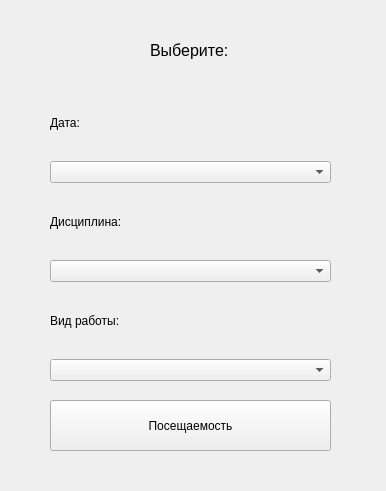
Qt form ElectronicJournal/tovisit.ui (MariyaMari/myJournal) before a commit.
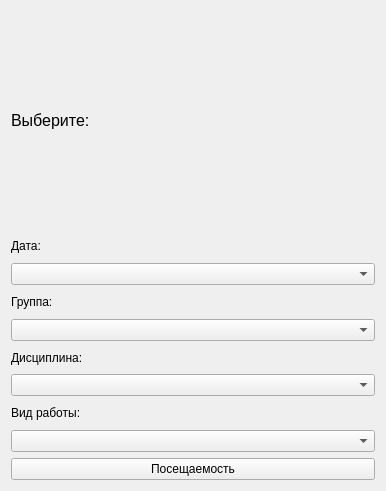
The same form after that commit.

```diff
--- a/ElectronicJournal/tovisit.ui
+++ b/ElectronicJournal/tovisit.ui
@@ -13,46 +13,15 @@
   <property name="windowTitle">
    <string>Form</string>
   </property>
-  <widget class="QLabel" name="label">
-   <property name="geometry">
-    <rect>
-     <x>150</x>
-     <y>40</y>
-     <width>91</width>
-     <height>21</height>
-    </rect>
-   </property>
-   <property name="font">
-    <font>
-     <pointsize>12</pointsize>
-    </font>
-   </property>
-   <property name="text">
-    <string>Выберите: </string>
-   </property>
-  </widget>
+  <layout class="QGridLayout" name="gridLayout">
+   <item row="2" column="0">
   <widget class="QPushButton" name="pushButton">
-   <property name="geometry">
-    <rect>
-     <x>50</x>
-     <y>400</y>
-     <width>281</width>
-     <height>51</height>
-    </rect>
-   </property>
    <property name="text">
     <string>Посещаемость</string>
    </property>
   </widget>
-  <widget class="QWidget" name="verticalLayoutWidget">
-   <property name="geometry">
-    <rect>
-     <x>50</x>
-     <y>90</y>
-     <width>281</width>
-     <height>291</height>
-    </rect>
-   </property>
+   </item>
+   <item row="1" column="0">
    <layout class="QVBoxLayout" name="verticalLayout_2">
     <item>
      <widget class="QLabel" name="label_4">
@@ -64,6 +33,16 @@
     <item>
      <widget class="QComboBox" name="comboBox"/>
     </item>
+     <item>
+      <widget class="QLabel" name="label_3">
+       <property name="text">
+        <string>Группа:</string>
+       </property>
+      </widget>
+     </item>
+     <item>
+      <widget class="QComboBox" name="comboBox_4"/>
+     </item>
     <item>
      <widget class="QLabel" name="label_5">
       <property name="text">
@@ -85,7 +64,20 @@
      <widget class="QComboBox" name="comboBox_3"/>
     </item>
    </layout>
-  </widget>
+   </item>
+   <item row="0" column="0">
+    <widget class="QLabel" name="label">
+     <property name="font">
+      <font>
+       <pointsize>12</pointsize>
+      </font>
+     </property>
+     <property name="text">
+      <string>Выберите: </string>
+     </property>
+    </widget>
+   </item>
+  </layout>
  </widget>
  <resources/>
  <connections/>
```
Lines whose indentation alone changed are shown as unchanged.
